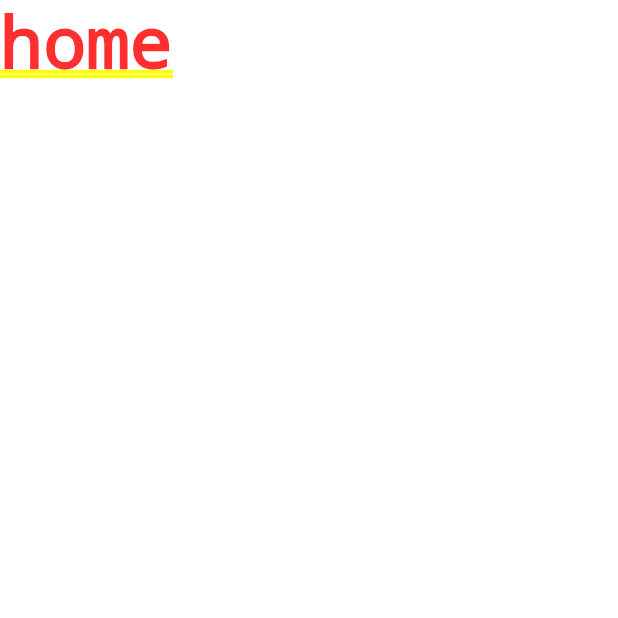
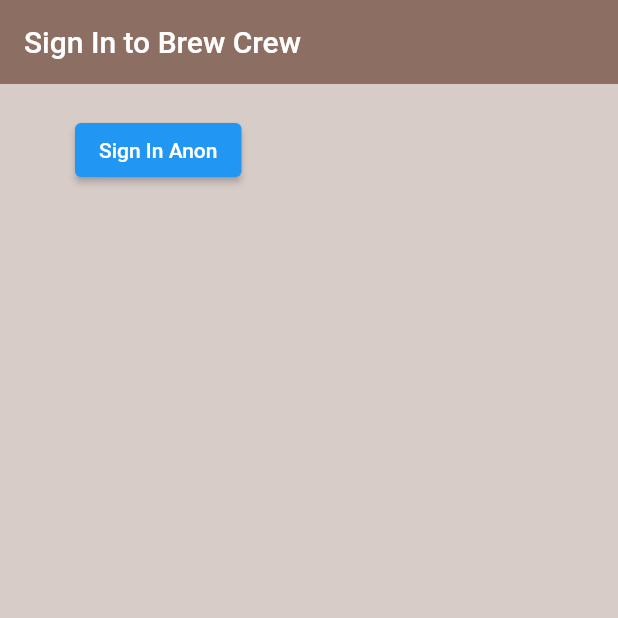
Before and after one commit to rimjhimsinghh/flutter-project, a Flutter app: the screen it shows after launch, on a phone screen of 412 x 824 dp, the top half of it. Run offline on Flutter 3.47's test engine with Material 2 defaults, Android fonts, the phone set to English and light mode, and no system bars; our stand-ins replace firebase_auth; accounts and stored records are empty.

Commit message:
05 Anonymous SignIn

```diff
--- a/lib/screens/authenticate/authenticate.dart
+++ b/lib/screens/authenticate/authenticate.dart
@@ -1,3 +1,4 @@
+import 'package:brew_crew/screens/authenticate/sign_in.dart';
 import 'package:flutter/material.dart';
 
 class Authenticate extends StatefulWidget {
@@ -9,7 +10,7 @@ class _AuthenticateState extends State<Authenticate> {
   @override
   Widget build(BuildContext context) {
     return Container(
-      child: Text('authenticate'),
+      child: SignIn(),
     );
   }
 }
--- /dev/null
+++ b/lib/screens/authenticate/sign_in.dart
@@ -0,0 +1,38 @@
+import 'package:brew_crew/services/auth.dart';
+import 'package:flutter/material.dart';
+
+class SignIn extends StatefulWidget {
+  @override
+  State<SignIn> createState() => _SignInState();
+}
+
+class _SignInState extends State<SignIn> {
+  final AuthService _auth = AuthService(); //instace of AuthService class
+
+  @override
+  Widget build(BuildContext context) {
+    return Scaffold(
+      backgroundColor: Colors.brown[100],
+      appBar: AppBar(
+        backgroundColor: Colors.brown[400],
+        elevation: 0.0,
+        title: Text('Sign In to Brew Crew'),
+      ),
+      body: Container(
+        padding: EdgeInsets.symmetric(vertical: 20, horizontal: 50),
+        child: ElevatedButton(
+          child: Text('Sign In Anon'),
+          onPressed: () async {
+            dynamic result = await _auth.signInAnon();
+            if (result == null) {
+              print('Error signing in');
+            } else {
+              print('Sign-In successful!');
+              print(result);
+            }
+          },
+        ),
+      ),
+    );
+  }
+}
--- a/lib/screens/wrapper.dart
+++ b/lib/screens/wrapper.dart
@@ -1,10 +1,10 @@
-import 'package:brew_crew/screens/home/home.dart';
+import 'package:brew_crew/screens/authenticate/authenticate.dart';
 import 'package:flutter/material.dart';
 
 class Wrapper extends StatelessWidget {
   @override
   Widget build(BuildContext context) {
     //return Home or Authenticate
-    return Home();
+    return Authenticate();
   }
 }
--- a/lib/services/auth.dart
+++ b/lib/services/auth.dart
@@ -3,10 +3,10 @@ import 'package:firebase_auth/firebase_auth.dart';
 //define all diff methods - will interact with firebase-auth
 //create an instance of firebase-auth
 class AuthService {
-  final FirebaseAuth _auth = FirebaseAuth.instance; //_ property is private
-  //                object <- instance of FirebaseAuth class(properties & methods all access)
 
-  //method to sign in anonymously
+  final FirebaseAuth _auth = FirebaseAuth.instance; //_ property is private     // object <- instance of FirebaseAuth class(properties & methods all access)
+
+//  Method to sign in anonymously
   Future signInAnon() async {
     try {
       AuthResult result = await _auth.signInAnonymously();
```
Also changed, not shown: 1 other file.
